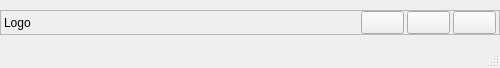
Above: AraSteamManager/framelesswindow.ui from Arankir/AraSteamManager before the change. Below: the same form after it.
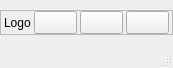
That is the form after the change.

Diff of the .ui file:
```diff
--- a/AraSteamManager/framelesswindow.ui
+++ b/AraSteamManager/framelesswindow.ui
@@ -6,7 +6,7 @@
    <rect>
     <x>0</x>
     <y>0</y>
-    <width>500</width>
+    <width>170</width>
     <height>68</height>
    </rect>
   </property>
@@ -32,6 +32,12 @@
     </property>
     <item>
      <widget class="QFrame" name="FrameTitleWindow">
+      <property name="minimumSize">
+       <size>
+        <width>0</width>
+        <height>0</height>
+       </size>
+      </property>
       <property name="maximumSize">
        <size>
         <width>16777215</width>
```
Left out of the diff: 2 changed lines with no effect on the pictures.
